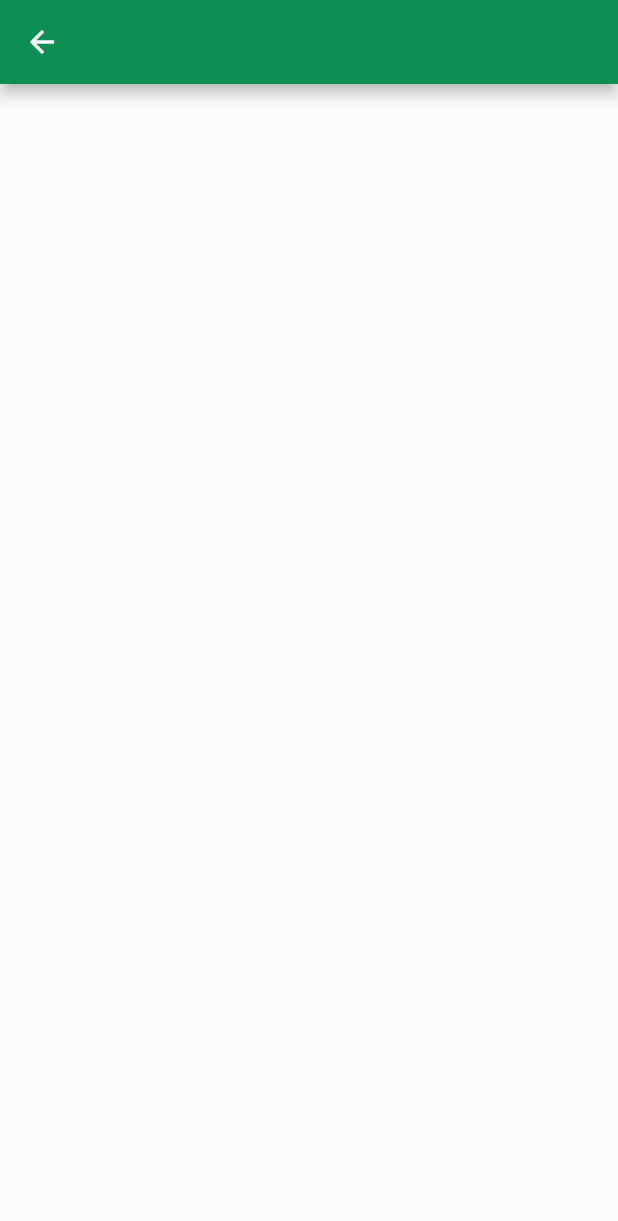
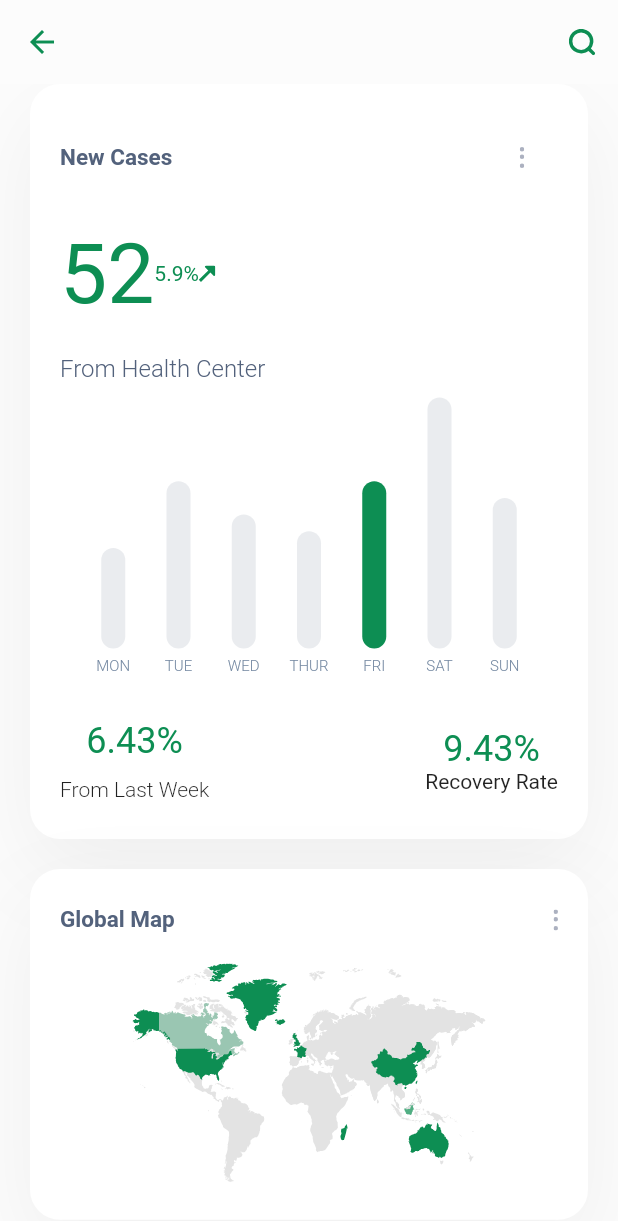
Before and after one commit to shaddyshad/covid-19-app, a Flutter app: the DetailsScreen screen opened directly, on a phone screen of 412 x 824 dp. Shown: the top 1221 px of the screen. Run offline on Flutter 3.47's test engine with Material 2 defaults, Android fonts, the phone set to English and light mode, and no system bars; drawn by our look-alikes of fl_chart; our stand-ins replace flutter_svg.

Commit message:
add details page

```diff
--- a/lib/screens/details_screen.dart
+++ b/lib/screens/details_screen.dart
@@ -1,17 +1,160 @@
+import 'package:covid_19/constants.dart';
+import 'package:covid_19/widgets/weekly_chart.dart';
 import 'package:flutter/material.dart';
+import 'package:flutter_svg/flutter_svg.dart';
 
 class DetailsScreen extends StatelessWidget {
   @override
   Widget build(BuildContext context) {
     return Scaffold(
-      appBar: AppBar(
-        leading: IconButton(
-          icon: Icon(Icons.arrow_back),
-          onPressed: () {
-            Navigator.pop(context);
-          },
+      appBar: buildDetailsAppBar(context),
+      body: Padding(
+        padding: EdgeInsets.symmetric(horizontal: 20),
+        child: Column(
+          children: [
+            Container(
+              padding: EdgeInsets.symmetric(horizontal: 20, vertical: 25),
+              decoration: BoxDecoration(
+                color: Colors.white,
+                borderRadius: BorderRadius.circular(20),
+                boxShadow: [
+                  BoxShadow(
+                    offset: Offset(0,21),
+                    blurRadius: 50,
+                    color: Colors.black.withOpacity(0.05)
+                  )
+                ]
+              ),
+              child: Column(
+                crossAxisAlignment: CrossAxisAlignment.start,
+                children: [
+                  buildTitleWithMore(),
+                  SizedBox(height: 20,),
+                  buildNewCases(context),
+                  SizedBox(height: 20,),
+                  Text(
+                    "From Health Center",
+                    style: TextStyle(fontWeight: FontWeight.w300, color: kTextMediumColor, fontSize: 16),
+                  ),
+                  SizedBox(height: 10,),
+                  WeeklyChart(),
+                  SizedBox(height: 20,),
+                  Row(
+                    mainAxisAlignment: MainAxisAlignment.spaceBetween,
+                    children: [
+                      Column(
+                        children: [
+                          Text(
+                            "6.43%",
+                            style: Theme.of(context).textTheme.headline5.copyWith(color: kPrimaryColor),
+                          ),
+                          SizedBox(height: 10,),
+                          Text("From Last Week", style: TextStyle(fontWeight: FontWeight.w300),)
+                        ],
+                      ),
+                      Column(
+                        children: [
+                          Text("9.43%", style: Theme.of(context).textTheme.headline5.copyWith(color: kPrimaryColor),),
+                          Text("Recovery Rate")
+                        ],
+                      )
+                    ],
+                  )
+                ],
+              ),
+            ),
+            SizedBox(height: 20,),
+            Container(
+              padding: EdgeInsets.symmetric(vertical: 25, horizontal: 20),
+              decoration: BoxDecoration(
+                color: Colors.white,
+                borderRadius: BorderRadius.circular(20),
+                boxShadow: [BoxShadow(
+                  offset: Offset(0,21),
+                  color: Colors.black.withOpacity(0.05),
+                  blurRadius: 50
+                )]
+              ),
+              child: Column(
+                children: [
+                  Row(
+                    mainAxisAlignment: MainAxisAlignment.spaceBetween,
+                    children: [
+                      Text(
+                        "Global Map",
+                        style: TextStyle(
+                            fontSize: 15,
+                            fontWeight: FontWeight.w600,
+                            color: kTextMediumColor
+                        ),
+                      ),
+                      SvgPicture.asset("assets/icons/more.svg")
+                    ],
+                  ),
+                  SizedBox(height: 20,),
+                  SvgPicture.asset("assets/icons/map.svg")
+                ],
+              ),
+            )
+          ],
         ),
       ),
     );
   }
+
+  Row buildNewCases(BuildContext context){
+    return Row(
+      children: [
+        Text(
+          "52",
+          style: Theme.of(context).textTheme.headline2.copyWith(color: kPrimaryColor, height: 1.2),
+        ),
+        Text(
+          "5.9%",
+          style: TextStyle(color: kPrimaryColor),
+        ),
+        SvgPicture.asset("assets/icons/increase.svg")
+      ],
+    );
+  }
+
+  Row buildTitleWithMore(){
+    return Row(
+      mainAxisAlignment: MainAxisAlignment.spaceBetween,
+      children: [
+        Text(
+          "New Cases",
+          style: TextStyle(
+              color: kTextMediumColor,
+              fontWeight: FontWeight.w600,
+              fontSize: 15
+          ),
+        ),
+        IconButton(
+          icon: SvgPicture.asset("assets/icons/more.svg"),
+          onPressed: () {},
+        )
+      ],
+    );
+  }
+
+  AppBar buildDetailsAppBar(BuildContext context){
+    return AppBar(
+      backgroundColor: kBackgroundColor,
+      elevation: 0,
+      leading: IconButton(
+        color: kPrimaryColor,
+        icon: Icon(Icons.arrow_back),
+        onPressed: () {
+          Navigator.pop(context);
+        },
+      ),
+      actions: [
+        IconButton(
+            icon: SvgPicture.asset("assets/icons/search.svg"),
+            onPressed: () {}
+        )
+      ],
+    );
+  }
 }
--- /dev/null
+++ b/lib/widgets/weekly_chart.dart
@@ -0,0 +1,67 @@
+import 'package:covid_19/constants.dart';
+import 'package:fl_chart/fl_chart.dart';
+import 'package:flutter/material.dart';
+
+class WeeklyChart extends StatelessWidget{
+  @override
+  Widget build(BuildContext context) {
+    return AspectRatio(
+      aspectRatio: 1.7,
+      child: BarChart(
+        BarChartData(
+          barGroups: getBarGroups(),
+          borderData: FlBorderData(show: false),
+          titlesData: FlTitlesData(
+              leftTitles: SideTitles(showTitles: false),
+              bottomTitles: SideTitles(
+                  showTitles: true,
+                  getTitles: getWeek,
+                  getTextStyles: (value) {
+                    return TextStyle(
+                        color: Color(0xFF7589A2),
+                        fontSize: 10,
+                        fontWeight: FontWeight.w300
+                    );
+                  }
+              )
+          ),
+
+        )
+      ),
+    );
+  }
+}
+
+getBarGroups(){
+  List<double> data = [6,10,8,7,10,15,9];
+  List<BarChartGroupData> groups = [];
+
+  data.asMap().forEach((key, value) => groups.add(
+    BarChartGroupData(
+        x: key,
+        barRods: [
+          BarChartRodData(
+            y: value,
+            colors: [key == 4 ? kPrimaryColor : kInactiveChartColor],
+            width: 16
+          )
+        ]
+      )
+  ));
+
+  return groups;
+}
+
+String getWeek(double v) {
+  switch(v.toInt()){
+    case 0:
+      return "MON";
+    case 1: return "TUE";
+    case 2: return "WED";
+    case 3: return "THUR";
+    case 4: return "FRI";
+    case 5: return "SAT";
+    case 6: return "SUN";
+    default: return "";
+  }
+}
```
